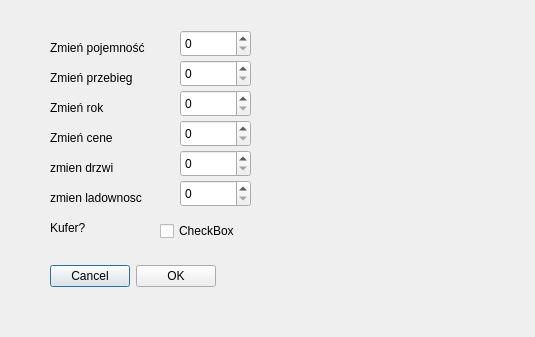
Above: Komis_motoryzacyjny/EdytujPojazdDialog.ui from patrykprzybycinski/Komis_motoryzacyjny before the change. Below: the same form after it.
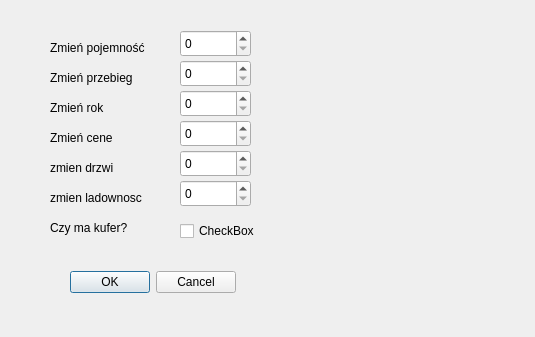
That is the form after the change.

Diff of the .ui file:
```diff
--- a/Komis_motoryzacyjny/EdytujPojazdDialog.ui
+++ b/Komis_motoryzacyjny/EdytujPojazdDialog.ui
@@ -13,62 +13,17 @@
   <property name="windowTitle">
    <string>Dialog</string>
   </property>
-  <widget class="QWidget" name="layoutWidget">
-   <property name="geometry">
-    <rect>
-     <x>50</x>
-     <y>260</y>
-     <width>351</width>
-     <height>33</height>
-    </rect>
-   </property>
-   <layout class="QHBoxLayout">
-    <property name="spacing">
-     <number>6</number>
-    </property>
-    <property name="margin" stdset="0">
-     <number>0</number>
-    </property>
-    <item>
-     <widget class="QPushButton" name="cancelButton">
-      <property name="text">
-       <string>Cancel</string>
-      </property>
-     </widget>
-    </item>
-    <item>
-     <widget class="QPushButton" name="okButton">
-      <property name="text">
-       <string>OK</string>
-      </property>
-     </widget>
-    </item>
-    <item>
-     <spacer>
-      <property name="orientation">
-       <enum>Qt::Orientation::Horizontal</enum>
-      </property>
-      <property name="sizeHint" stdset="0">
-       <size>
-        <width>131</width>
-        <height>31</height>
-       </size>
-      </property>
-     </spacer>
-    </item>
-   </layout>
-  </widget>
   <widget class="QLabel" name="kuferLabel">
    <property name="geometry">
     <rect>
      <x>50</x>
      <y>220</y>
-     <width>61</width>
+     <width>81</width>
      <height>16</height>
     </rect>
    </property>
    <property name="text">
-    <string>Kufer?</string>
+    <string>Czy ma kufer?</string>
    </property>
   </widget>
   <widget class="QLabel" name="rokLabel">
@@ -179,7 +134,7 @@
   <widget class="QCheckBox" name="kuferCheckBox">
    <property name="geometry">
     <rect>
-     <x>160</x>
+     <x>180</x>
      <y>220</y>
      <width>78</width>
      <height>22</height>
@@ -222,6 +177,19 @@
     </rect>
    </property>
   </widget>
+  <widget class="QDialogButtonBox" name="buttonBox">
+   <property name="geometry">
+    <rect>
+     <x>70</x>
+     <y>270</y>
+     <width>166</width>
+     <height>24</height>
+    </rect>
+   </property>
+   <property name="standardButtons">
+    <set>QDialogButtonBox::StandardButton::Cancel|QDialogButtonBox::StandardButton::Ok</set>
+   </property>
+  </widget>
  </widget>
  <resources/>
  <connections>
```
Left out of the diff: 39 changed lines with no effect on the pictures.
